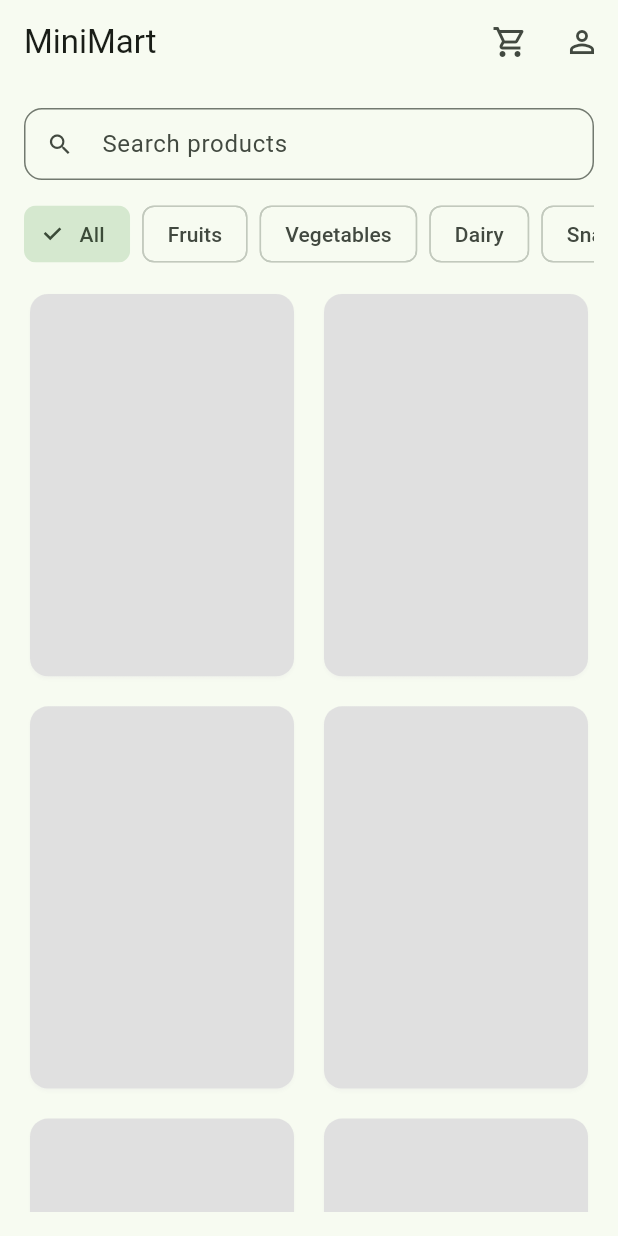
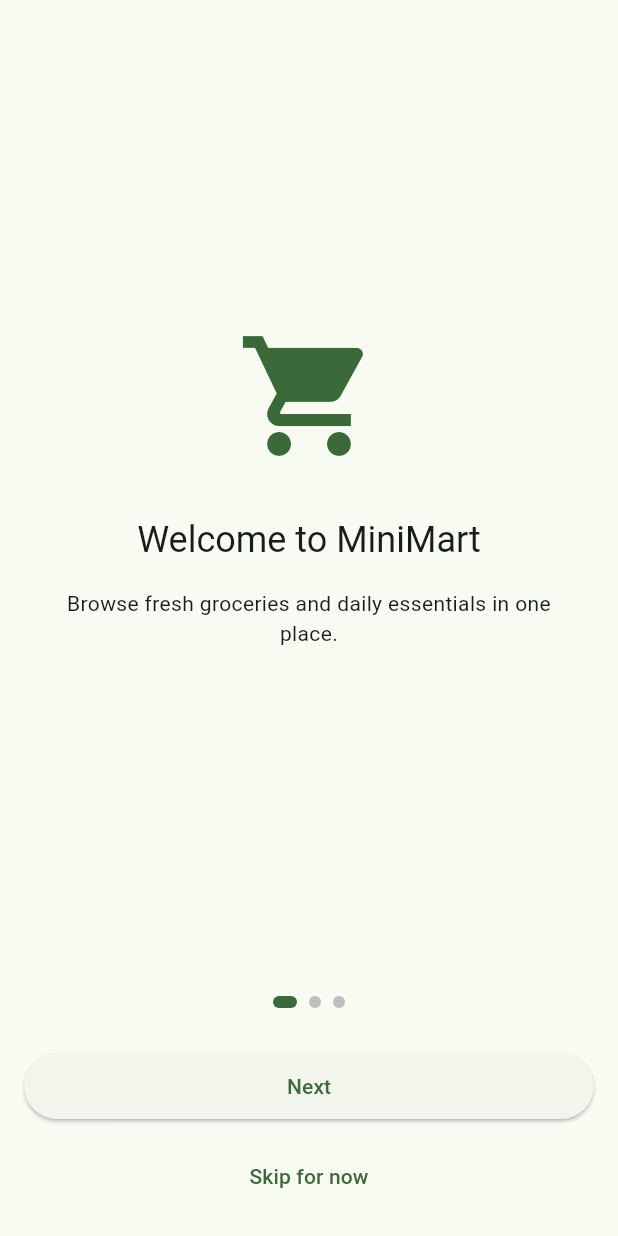
Before and after one commit to purvachalindrawar/MiniMart-ShoppingApp, a Flutter app: the first screen one second after launch, on a phone screen of 412 x 824 dp. Run offline on Flutter 3.47's test engine with Material 3 defaults, Android fonts, the phone set to English and light mode, and no system bars; drawn by our look-alikes of shimmer; our stand-ins replace flutter_riverpod, go_router, hive_flutter; accounts and stored records are empty.

Commit message:
feat: add onboarding flow and initial route selection

```diff
--- a/lib/core/routes/app_router.dart
+++ b/lib/core/routes/app_router.dart
@@ -1,17 +1,19 @@
 import 'package:flutter/material.dart';
 import 'package:go_router/go_router.dart';
+import 'package:hive_flutter/hive_flutter.dart';
 
 import 'package:mini_mart/features/home/home_screen.dart';
 import 'package:mini_mart/features/product_detail/product_detail_screen.dart';
 import 'package:mini_mart/features/cart/cart_screen.dart';
 import 'package:mini_mart/features/profile/profile_screen.dart';
+import 'package:mini_mart/features/onboarding/onboarding_screen.dart';
 import 'package:mini_mart/models/product.dart';
 
 class AppRouter {
   AppRouter._(); // private constructor to prevent instantiation
 
   static final GoRouter router = GoRouter(
-    initialLocation: '/',
+    initialLocation: _initialLocation,
     routes: <RouteBase>[
       GoRoute(
         path: '/',
@@ -50,7 +52,24 @@ class AppRouter {
           );
         },
       ),
-      // TODO: onboarding routes will be added later.
+      GoRoute(
+        path: '/onboarding',
+        name: 'onboarding',
+        pageBuilder: (context, state) {
+          return const MaterialPage(
+            child: OnboardingScreen(),
+          );
+        },
+      ),
     ],
   );
 }
+
+const _settingsBoxName = 'settingsBox';
+const _onboardingKey = 'onboardingCompleted';
+
+String get _initialLocation {
+  final box = Hive.box(_settingsBoxName);
+  final completed = box.get(_onboardingKey, defaultValue: false) as bool;
+  return completed ? '/' : '/onboarding';
+}
--- /dev/null
+++ b/lib/features/onboarding/onboarding_screen.dart
@@ -0,0 +1,159 @@
+import 'package:flutter/material.dart';
+import 'package:flutter_riverpod/flutter_riverpod.dart';
+import 'package:go_router/go_router.dart';
+
+import 'package:mini_mart/core/onboarding/onboarding_provider.dart';
+
+class OnboardingScreen extends ConsumerStatefulWidget {
+  const OnboardingScreen({super.key});
+
+  @override
+  ConsumerState<OnboardingScreen> createState() => _OnboardingScreenState();
+}
+
+class _OnboardingScreenState extends ConsumerState<OnboardingScreen> {
+  final _pageController = PageController();
+  int _currentPage = 0;
+
+  @override
+  void dispose() {
+    _pageController.dispose();
+    super.dispose();
+  }
+
+  void _completeOnboarding() {
+    ref.read(onboardingCompletedProvider.notifier).completeOnboarding();
+    context.goNamed('home');
+  }
+
+  @override
+  Widget build(BuildContext context) {
+    final pages = [
+      _buildPage(
+        context,
+        title: 'Welcome to MiniMart',
+        subtitle: 'Browse fresh groceries and daily essentials in one place.',
+        icon: Icons.local_grocery_store,
+      ),
+      _buildPage(
+        context,
+        title: 'Fast search & filters',
+        subtitle:
+            'Quickly find products with search, categories, and smart filters.',
+        icon: Icons.search,
+      ),
+      _buildPage(
+        context,
+        title: 'Cart & favorites',
+        subtitle:
+            'Add items to your cart, save favorites, and manage everything easily.',
+        icon: Icons.shopping_cart_checkout,
+      ),
+    ];
+
+    return Scaffold(
+      body: SafeArea(
+        child: Column(
+          children: [
+            Expanded(
+              child: PageView.builder(
+                controller: _pageController,
+                itemCount: pages.length,
+                onPageChanged: (index) {
+                  setState(() {
+                    _currentPage = index;
+                  });
+                },
+                itemBuilder: (context, index) => pages[index],
+              ),
+            ),
+            Row(
+              mainAxisAlignment: MainAxisAlignment.center,
+              children: List.generate(pages.length, (index) {
+                final isActive = index == _currentPage;
+                return AnimatedContainer(
+                  duration: const Duration(milliseconds: 200),
+                  margin: const EdgeInsets.symmetric(horizontal: 4, vertical: 16),
+                  width: isActive ? 16 : 8,
+                  height: 8,
+                  decoration: BoxDecoration(
+                    color: isActive
+                        ? Theme.of(context).colorScheme.primary
+                        : Colors.grey.shade400,
+                    borderRadius: BorderRadius.circular(4),
+                  ),
+                );
+              }),
+            ),
+            Padding(
+              padding:
+                  const EdgeInsets.symmetric(horizontal: 16, vertical: 12),
+              child: SizedBox(
+                width: double.infinity,
+                child: ElevatedButton(
+                  onPressed: () {
+                    if (_currentPage == pages.length - 1) {
+                      _completeOnboarding();
+                    } else {
+                      _pageController.nextPage(
+                        duration: const Duration(milliseconds: 300),
+                        curve: Curves.easeInOut,
+                      );
+                    }
+                  },
+                  child: Padding(
+                    padding: const EdgeInsets.symmetric(vertical: 12),
+                    child: Text(
+                      _currentPage == pages.length - 1
+                          ? 'Get started'
+                          : 'Next',
+                    ),
+                  ),
+                ),
+              ),
+            ),
+            TextButton(
+              onPressed: _completeOnboarding,
+              child: const Text('Skip for now'),
+            ),
+            const SizedBox(height: 16),
+          ],
+        ),
+      ),
+    );
+  }
+
+  Widget _buildPage(
+    BuildContext context, {
+    required String title,
+    required String subtitle,
+    required IconData icon,
+  }) {
+    return Padding(
+      padding: const EdgeInsets.all(24),
+      child: Column(
+        mainAxisAlignment: MainAxisAlignment.center,
+        crossAxisAlignment: CrossAxisAlignment.center,
+        children: [
+          Icon(
+            icon,
+            size: 96,
+            color: Theme.of(context).colorScheme.primary,
+          ),
+          const SizedBox(height: 32),
+          Text(
+            title,
+            style: Theme.of(context).textTheme.headlineSmall,
+            textAlign: TextAlign.center,
+          ),
+          const SizedBox(height: 16),
+          Text(
+            subtitle,
+            style: Theme.of(context).textTheme.bodyMedium,
+            textAlign: TextAlign.center,
+          ),
+        ],
+      ),
+    );
+  }
+}
```
